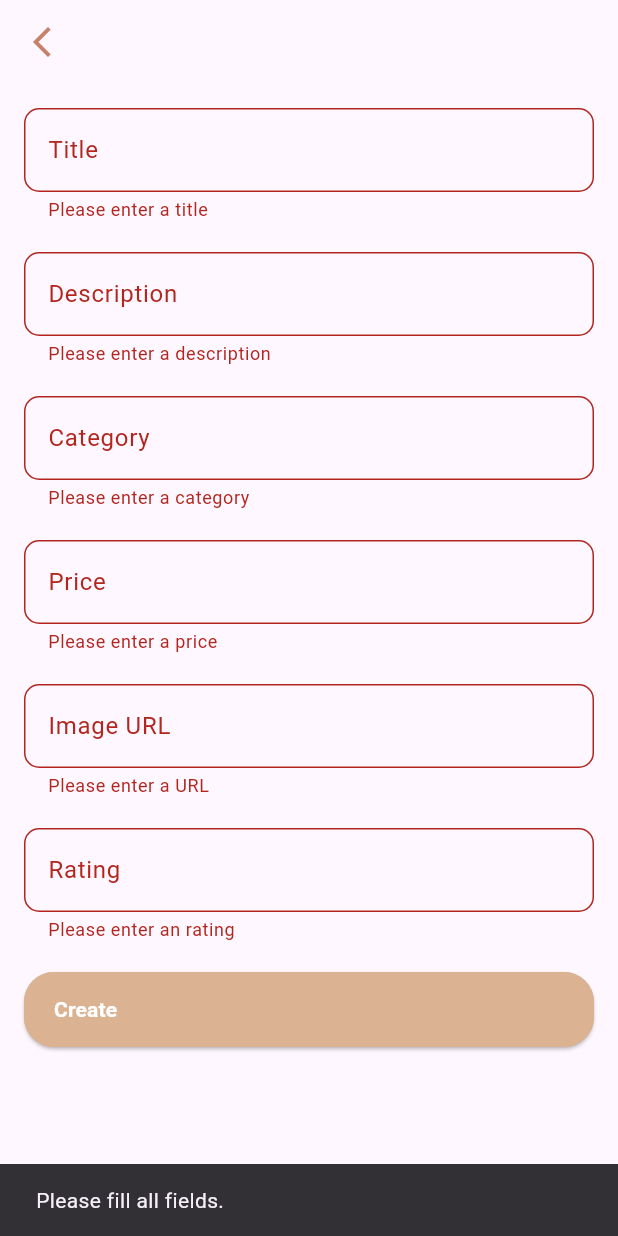
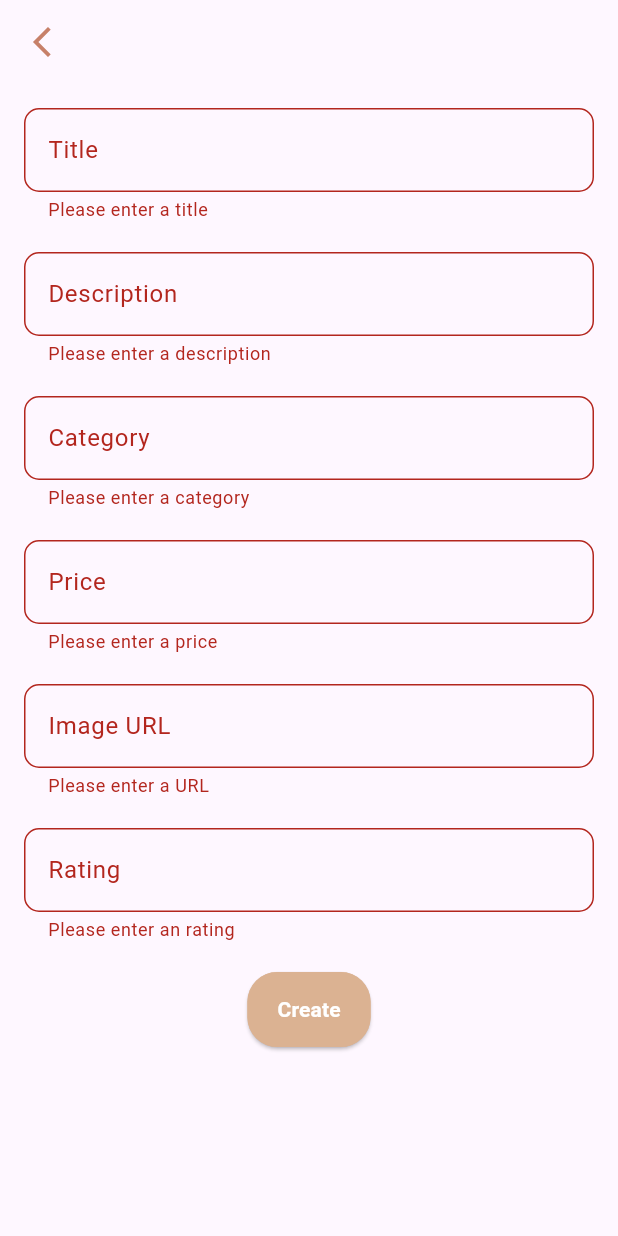
Before and after one commit to Camila237/etapa1-growth-hub, a Flutter app: the CreateScreen screen opened directly, after a tap on "Create", on a phone screen of 412 x 824 dp. Run offline on Flutter 3.47's test engine with Material 3 defaults, Android fonts, the phone set to English and light mode, and no system bars; statements that could not run were skipped.

Commit message:
edit file create and edit

```diff
--- a/lib/core/ui/create/create_screen.dart
+++ b/lib/core/ui/create/create_screen.dart
@@ -147,6 +147,10 @@ class _CreateProductScreenState extends State<CreateScreen> {
                 },
               ),
               const SizedBox(height: 20),
+              Row(
+                mainAxisAlignment: MainAxisAlignment.center,
+                crossAxisAlignment: CrossAxisAlignment.center,
+                children: [
                   CustomElevatedButton(
                     styleBtn: AppStyles.basicRoundedButton(
                       colorBg: kTan,
@@ -169,12 +173,6 @@ class _CreateProductScreenState extends State<CreateScreen> {
                         Future<List<ProductModel>> updateProducts = Provider.of<GlobalAppProvider>(context, listen: false)
                             .createProduct(newProduct);
                         Navigator.pushNamed(context, kHomeScreen, arguments: updateProducts);
-                  }else{
-                    ScaffoldMessenger.of(context).showSnackBar(
-                      const SnackBar(
-                        content: Text('Please fill all fields.'),
-                      ),
-                    );
                       }
                     },
                     text: 'Create',
@@ -185,6 +183,8 @@ class _CreateProductScreenState extends State<CreateScreen> {
                   ),
                 ],
               ),
+            ],
+          ),
         ),
       ),
     );
--- a/lib/core/ui/edit/edit_screen.dart
+++ b/lib/core/ui/edit/edit_screen.dart
@@ -213,12 +213,6 @@ class _EditScreenState extends State<EditScreen> {
                                 );
                                 Navigator.pushNamed(context, kHomeScreen,
                                     arguments: updateProducts);
-                              }else{
-                                ScaffoldMessenger.of(context).showSnackBar(
-                                  const SnackBar(
-                                    content: Text('Please enter all fields'),
-                                  ),
-                                );
                               }
                             },
                             child: const Text('Update'),
```
Lines whose indentation alone changed are shown as unchanged.
